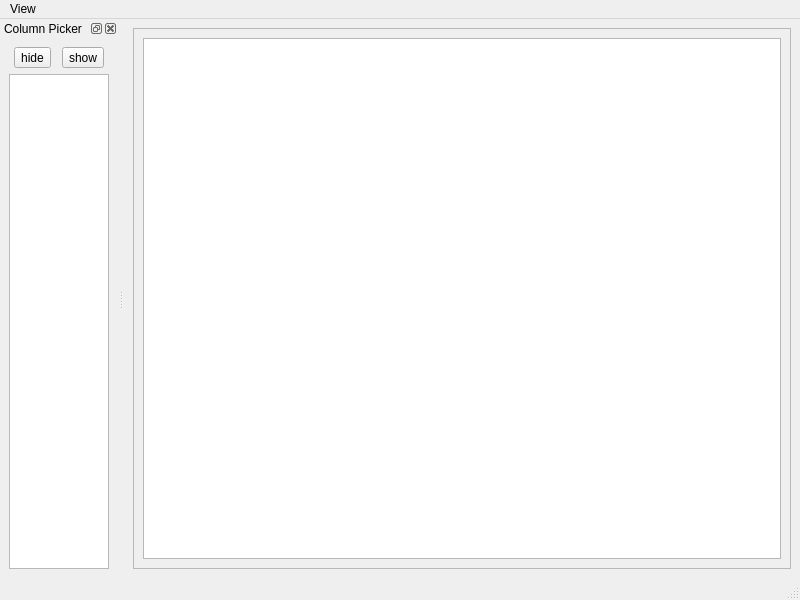
First picture: the form in tableviewer_ui.ui, repository kg4ydw/noacli, before the edit.
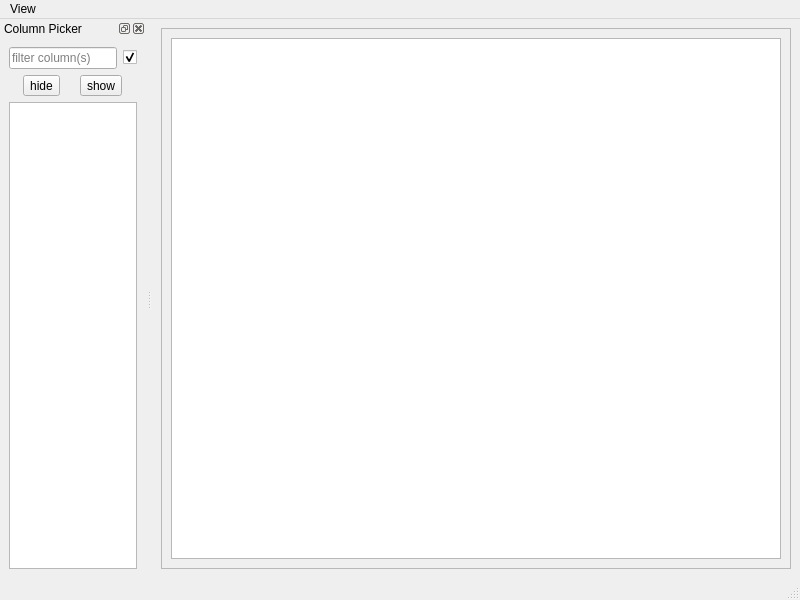
Second picture: the form after the edit.

Commit message: v0.9.9.5 add tableviewer sort and search

What changed in the file:
```diff
--- a/tableviewer_ui.ui
+++ b/tableviewer_ui.ui
@@ -31,7 +31,7 @@
         <rect>
          <x>0</x>
          <y>0</y>
-         <width>674</width>
+         <width>643</width>
          <height>542</height>
         </rect>
        </property>
@@ -47,6 +47,9 @@
           <property name="editTriggers">
            <set>QAbstractItemView::NoEditTriggers</set>
           </property>
+          <property name="sortingEnabled">
+           <bool>false</bool>
+          </property>
           <attribute name="verticalHeaderVisible">
            <bool>false</bool>
           </attribute>
@@ -99,6 +102,33 @@
    </attribute>
    <widget class="QWidget" name="dockWidgetContents">
     <layout class="QVBoxLayout" name="verticalLayout">
+     <item>
+      <layout class="QHBoxLayout" name="horizontalLayout_2">
+       <item>
+        <widget class="QLineEdit" name="filterEdit">
+         <property name="toolTip">
+          <string>Select one column to filter or no column to search all.  Return sets column.</string>
+         </property>
+         <property name="placeholderText">
+          <string>filter column(s)</string>
+         </property>
+         <property name="clearButtonEnabled">
+          <bool>true</bool>
+         </property>
+        </widget>
+       </item>
+       <item>
+        <widget class="QCheckBox" name="sortOrSelect">
+         <property name="text">
+          <string/>
+         </property>
+         <property name="checked">
+          <bool>true</bool>
+         </property>
+        </widget>
+       </item>
+      </layout>
+     </item>
      <item>
       <layout class="QHBoxLayout" name="horizontalLayout">
        <item>
```
Left out of the diff: 117 changed lines with no effect on the pictures. The commit also changes 4 other files.
